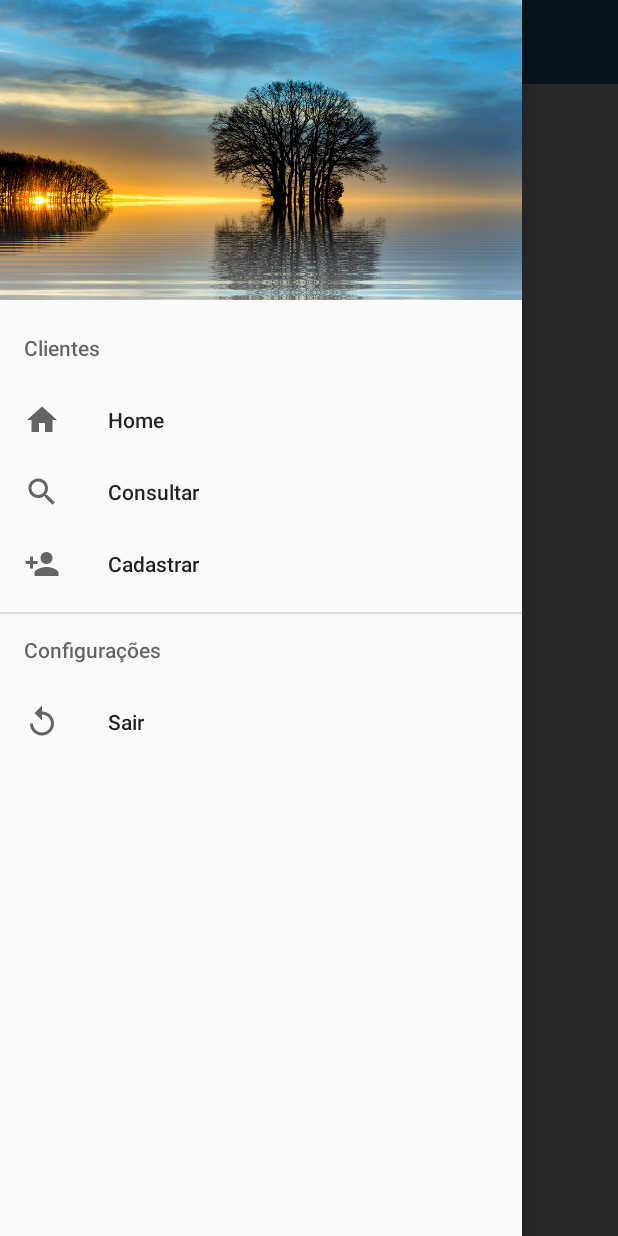
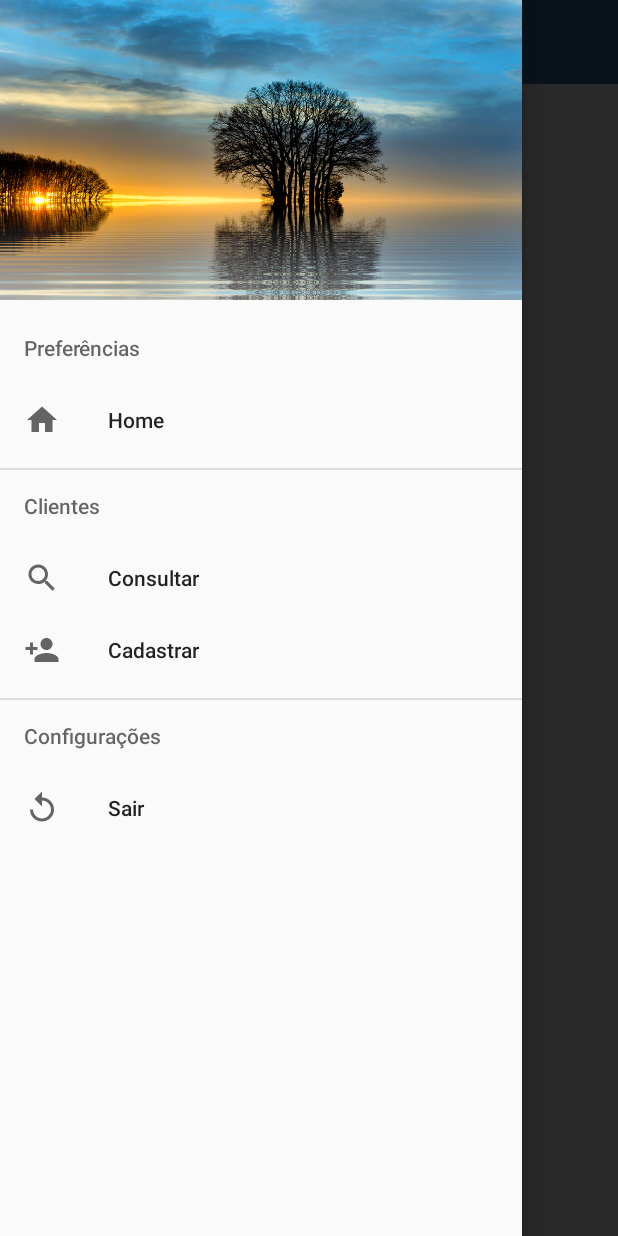
Before and after one commit to LucioDarcon/CRUD_SQLITE, an Android app: the PanelActivity screen opened directly, with no data from a screen before it, with the side drawer open, on a phone screen of 412 x 824 dp. Run offline under Robolectric (Android 15) with nearby library versions, the phone set to English and light mode, and no system bars.

Commit message:
edit menu

```diff
--- a/app/src/main/java/com/example/controlsales/fragments/PanelFragment.kt
+++ b/app/src/main/java/com/example/controlsales/fragments/PanelFragment.kt
@@ -4,18 +4,28 @@ import android.os.Bundle
 import android.view.LayoutInflater
 import android.view.View
 import android.view.ViewGroup
+import android.widget.Button
+import android.widget.Toast
 import androidx.fragment.app.Fragment
 import com.example.controlsales.R
 
-class PanelFragment : Fragment() {
+class PanelFragment : Fragment(){
 
     override fun onCreateView(
         inflater: LayoutInflater,
         container: ViewGroup?,
         savedInstanceState: Bundle?
-    ): View? {
-        return inflater.inflate(R.layout.panel_fragment, container, false)
+    ): View {
+
+        val view = inflater.inflate(R.layout.panel_fragment, container, false)
+        val btn = view.findViewById<Button>(R.id.btnFragmentPanel)
+
+
+        btn.setOnClickListener(View.OnClickListener {
+            Toast.makeText(context, "Ola mundo Fragment!", Toast.LENGTH_LONG).show()
+        })
+
+        return view
     }
 
-
 }
--- a/app/src/main/java/com/example/controlsales/view/PanelActivity.kt
+++ b/app/src/main/java/com/example/controlsales/view/PanelActivity.kt
@@ -2,6 +2,7 @@ package com.example.controlsales.view
 
 import android.content.Intent
 import android.os.Bundle
+import android.view.Menu
 import android.view.MenuItem
 import android.widget.TextView
 import android.widget.Toast
--- /dev/null
+++ b/app/src/main/res/drawable/ic_person_black_add_24dp.xml
@@ -0,0 +1,9 @@
+<vector xmlns:android="http://schemas.android.com/apk/res/android"
+    android:width="24dp"
+    android:height="24dp"
+    android:viewportWidth="24.0"
+    android:viewportHeight="24.0">
+    <path
+        android:fillColor="#000000"
+        android:pathData="M15,12c2.21,0 4,-1.79 4,-4s-1.79,-4 -4,-4 -4,1.79 -4,4 1.79,4 4,4zM6,10L6,7L4,7v3L1,10v2h3v3h2v-3h3v-2L6,10zM15,14c-2.67,0 -8,1.34 -8,4v2h16v-2c0,-2.66 -5.33,-4 -8,-4z"/>
+</vector>
--- a/app/src/main/res/layout/activity_auth.xml
+++ b/app/src/main/res/layout/activity_auth.xml
@@ -28,7 +28,7 @@
             android:layout_height="48dp"
             android:layout_gravity="right"
             android:layout_margin="16dp"
-            android:src="@drawable/ic_person_add_24dp" />
+            android:src="@drawable/ic_person_blue_add_24dp" />
 
         <com.google.android.material.textfield.TextInputLayout
             android:layout_width="match_parent"
--- a/app/src/main/res/layout/panel_fragment.xml
+++ b/app/src/main/res/layout/panel_fragment.xml
@@ -17,7 +17,7 @@
         app:layout_constraintTop_toTopOf="parent" />
 
     <Button
-        android:id="@+id/button"
+        android:id="@+id/btnFragmentPanel"
         android:layout_width="wrap_content"
         android:layout_height="wrap_content"
         android:text="Button"
--- a/app/src/main/res/menu/menu_nav.xml
+++ b/app/src/main/res/menu/menu_nav.xml
@@ -1,21 +1,30 @@
 <?xml version="1.0" encoding="utf-8"?>
 <menu xmlns:android="http://schemas.android.com/apk/res/android">
+
+
+    <item android:id="@+id/preferences"
+        android:title="@string/preferencias">
+
+        <menu>
+            <item
+                android:id="@+id/home"
+                android:icon="@drawable/ic_home_black_24dp"
+                android:title="@string/home" />
+        </menu>
+
+    </item>
 
     <item
         android:id="@+id/people"
         android:title="@string/clientes">
         <menu>
             <item
-                android:id="@+id/home"
-                android:icon="@drawable/ic_home_black_24dp"
-                android:title="@string/home" />
-            <item
                 android:id="@+id/consultCustomer"
                 android:icon="@drawable/ic_search_black_24dp"
                 android:title="@string/consultar" />
             <item
                 android:id="@+id/addCustomer"
-                android:icon="@drawable/ic_person_add_24dp"
+                android:icon="@drawable/ic_person_black_add_24dp"
                 android:title="@string/cadastrar" />
         </menu>
     </item>
--- a/app/src/main/res/values/strings.xml
+++ b/app/src/main/res/values/strings.xml
@@ -22,4 +22,5 @@
     <string name="consultar">Consultar</string>
     <string name="clientes">Clientes</string>
     <string name="home">Home</string>
+    <string name="preferencias">Preferências</string>
 </resources>
```
Also changed, not shown: app/src/main/res/drawable/ic_person_blue_add_24dp.xml (renamed from app/src/main/res/drawable/ic_person_add_24dp.xml).
